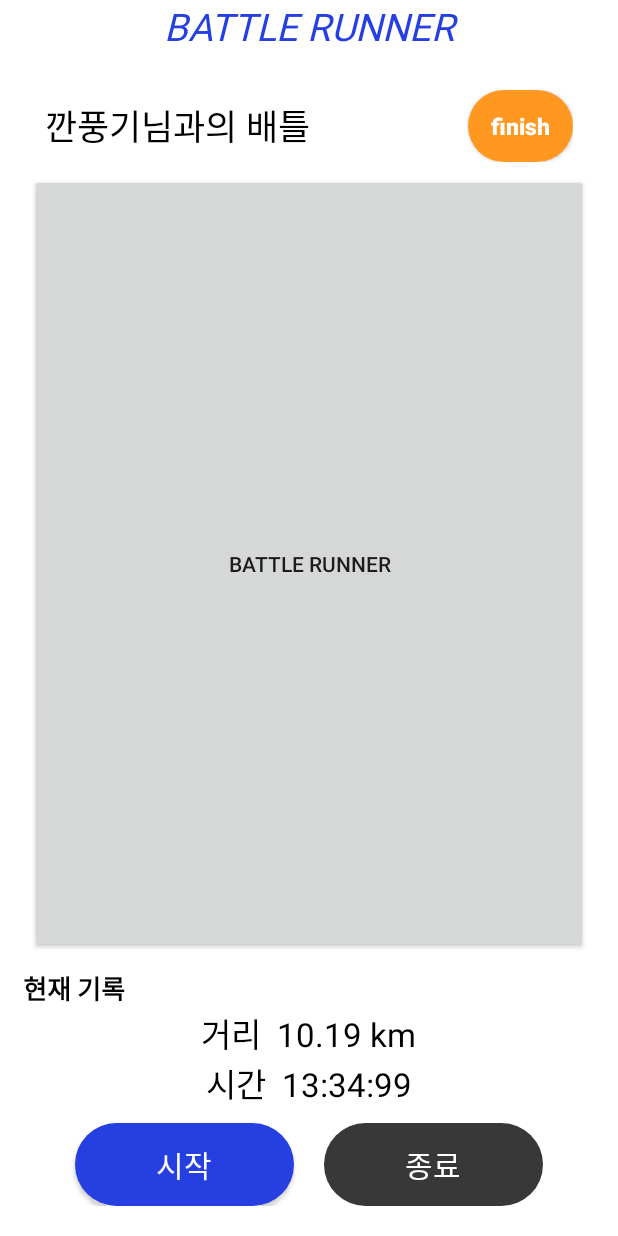
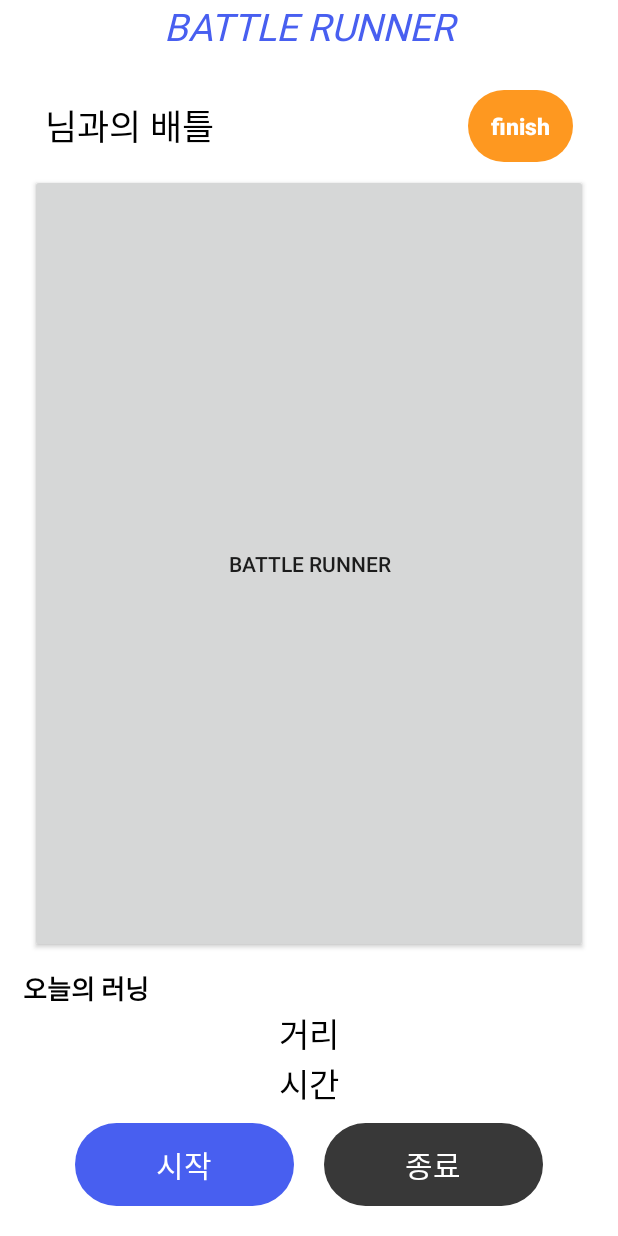
Before and after one commit to Gahyun-313/BattleRunner, an Android app: the fragment BattleFragment shown on its own in the app's theme, on a phone screen of 412 x 824 dp. Run offline under Robolectric (Android 15) with nearby library versions, the phone set to English and light mode, and no system bars.

Commit message:
string 수정
추후 DB의 text와 결합해 사용할 것을 대비해 string을 xml 파일 별로 정리해둠.

```diff
--- a/app/src/main/res/layout/fragment_battle.xml
+++ b/app/src/main/res/layout/fragment_battle.xml
@@ -13,7 +13,7 @@
         tools:ignore="UselessParent">
 
         <TextView
-            android:id="@+id/logo_text"
+            android:id="@+id/logo"
             android:layout_width="match_parent"
             android:layout_height="wrap_content"
             android:text="@string/app_name"
@@ -33,9 +33,10 @@
             android:paddingBottom="8dp">
 
             <TextView
+                android:id="@+id/title"
                 android:layout_width="0dp"
                 android:layout_height="wrap_content"
-                android:text="깐풍기님과의 배틀"
+                android:text="@string/battle_title"
                 android:textSize="23sp"
                 android:textColor="@color/black"
                 android:layout_gravity="center"
@@ -49,11 +50,12 @@
                 android:layout_gravity="center_vertical"
                 android:background="@drawable/button"
                 android:backgroundTint="@color/orange0"
-                android:text="finish"
+                android:text="@string/battle_finish"
                 android:textAllCaps="false"
                 android:textColor="@color/white"
                 android:textSize="15sp"
-                android:textStyle="bold"/>
+                android:textStyle="bold"
+                style="?android:attr/buttonBarButtonStyle"/>
         </LinearLayout>
 
         <!--Button 자리에 map fragment 넣어야 함. 위치 속성은 그대로 유지할 것-->
@@ -74,7 +76,7 @@
             <TextView
                 android:layout_width="match_parent"
                 android:layout_height="wrap_content"
-                android:text="현재 기록"
+                android:text="@string/battle_record"
                 android:textColor="@color/black"
                 android:textSize="17sp"
                 android:textStyle="bold"
@@ -86,7 +88,7 @@
                 android:id="@+id/today_distance"
                 android:layout_width="wrap_content"
                 android:layout_height="wrap_content"
-                android:text="거리  10.19 km"
+                android:text="@string/battle_distance"
                 android:textColor="#000000"
                 android:textSize="22sp"
                 android:layout_gravity="center"/>
@@ -95,7 +97,7 @@
                 android:id="@+id/today_time"
                 android:layout_width="wrap_content"
                 android:layout_height="wrap_content"
-                android:text="시간  13:34:99"
+                android:text="@string/battle_time"
                 android:textColor="@color/black"
                 android:textSize="22sp"
                 android:layout_gravity="center"/>
@@ -113,19 +115,20 @@
                     android:layout_gravity="center_vertical"
                     android:background="@drawable/button"
                     android:backgroundTint="@color/blue0"
-                    android:text="시작"
+                    android:text="@string/startBtn"
                     android:textColor="@color/white"
                     android:textSize="20sp"
                     android:fontFamily="@font/pretendard_medium"
                     android:layout_weight="1"
-                    android:layout_marginHorizontal="10dp"/>
+                    android:layout_marginHorizontal="10dp"
+                    style="?android:attr/buttonBarButtonStyle" />
                 <Button
                     android:layout_width="0dp"
                     android:layout_height="match_parent"
                     android:layout_gravity="center_vertical"
                     android:background="@drawable/button"
                     android:backgroundTint="@color/grey_dark2"
-                    android:text="종료"
+                    android:text="@string/endBtn"
                     android:textColor="@color/white"
                     android:textSize="20sp"
                     android:fontFamily="@font/pretendard_medium"
--- a/app/src/main/res/layout/recycler_view_matching.xml
+++ b/app/src/main/res/layout/recycler_view_matching.xml
@@ -24,7 +24,7 @@
         <TextView
             android:layout_width="match_parent"
             android:layout_height="0dp"
-            android:text="id_gganpunggi01"
+            android:text="@string/userID"
             android:layout_weight="1"
             tools:ignore="NestedWeights"
             android:textSize="18sp"
@@ -34,7 +34,7 @@
         <TextView
             android:layout_width="match_parent"
             android:layout_height="0dp"
-            android:text="닉네임"
+            android:text="@string/userName"
             android:layout_weight="1"
             android:textSize="18sp"
             android:textColor="@color/grey_dark"
@@ -48,7 +48,7 @@
         android:layout_gravity="center_vertical"
         android:background="@drawable/button"
         android:backgroundTint="@color/orange0"
-        android:text="@string/matching_search_btn"
+        android:text="@string/matching_searchBtn"
         android:textColor="@color/white"
         android:textSize="17sp"
         android:textStyle="bold"/>
--- a/app/src/main/res/menu/bottom_navigation_menu.xml
+++ b/app/src/main/res/menu/bottom_navigation_menu.xml
@@ -2,17 +2,17 @@
 <menu xmlns:android="http://schemas.android.com/apk/res/android">
     <item
         android:id="@+id/battle"
-        android:title="battle"
+        android:title="@string/homeBar_title_battle"
         android:icon="@drawable/home_bar_battle" />
 
     <item
         android:id="@+id/home"
-        android:title="personal"
+        android:title="@string/homeBar_title_home"
         android:icon="@drawable/home_bar_home" />
 
     <item
         android:id="@+id/myPage"
-        android:title="myPage"
+        android:title="@string/homeBar_title_myPage"
         android:icon="@drawable/home_bar_menu" />
 
 </menu>
--- a/app/src/main/res/values/colors.xml
+++ b/app/src/main/res/values/colors.xml
@@ -9,7 +9,7 @@
     <color name="white">#FFFFFFFF</color>
 
     <!--#485ff0-->
-    <color name="blue0">#253FE1</color>
+    <color name="blue0">#485ff0</color>
     <color name="orange0">#FE9820</color>
     <color name="grey_lite">#cdcdcd</color>
     <color name="grey_dark">#8c8c8c</color>
```
Also changed, not shown: app/src/main/java/com/example/battlerunner/MatchingFragment.kt (added, +59 -0 lines), app/src/main/res/layout/activity_battle_apply.xml (renamed from app/src/main/res/layout/activity_request1.xml, +6 -6 lines), app/src/main/res/layout/activity_battle_end.xml (+7 -6 lines), app/src/main/res/layout/activity_battle_request.xml (renamed from app/src/main/res/layout/activity_request2.xml, +8 -8 lines), app/src/main/res/layout/activity_matching.xml (deleted, +0 -65 lines), app/src/main/res/layout/activity_personal_end.xml (+5 -4 lines), app/src/main/res/layout/fragment_home.xml (+10 -9 lines), app/src/main/res/layout/fragment_matching.xml (added, +74 -0 lines), app/src/main/res/values/strings.xml (+68 -13 lines).
